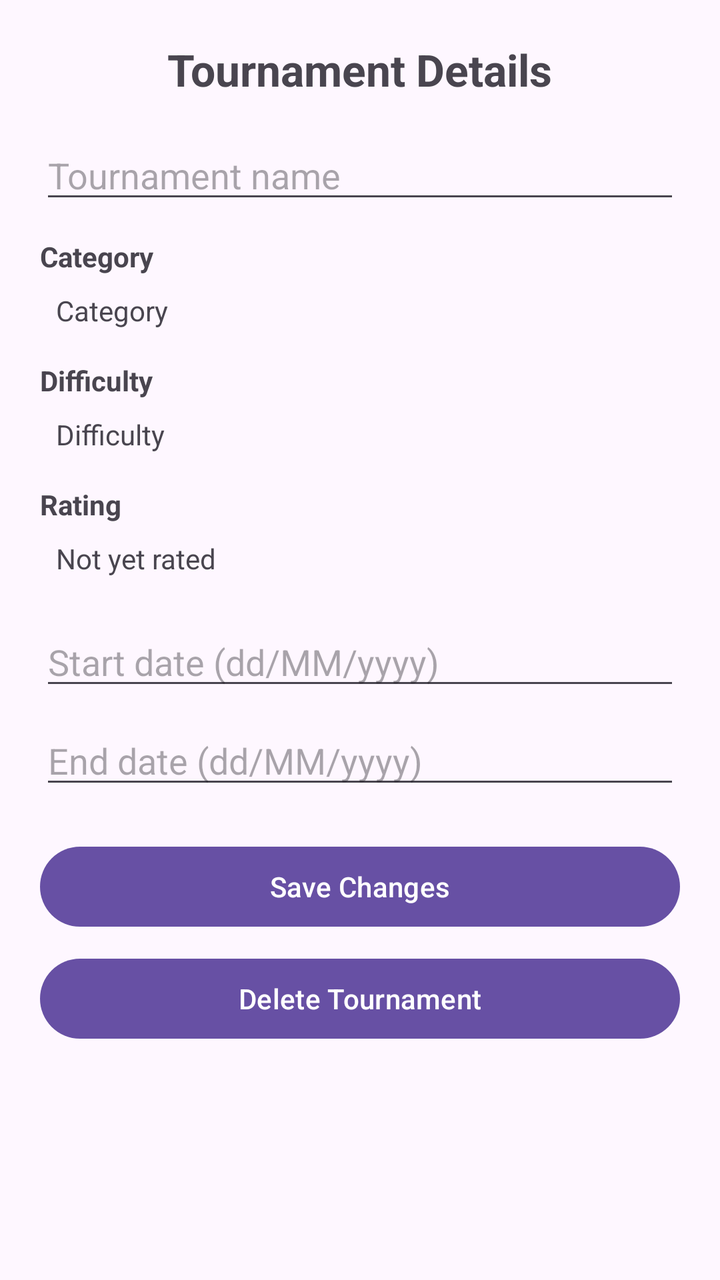
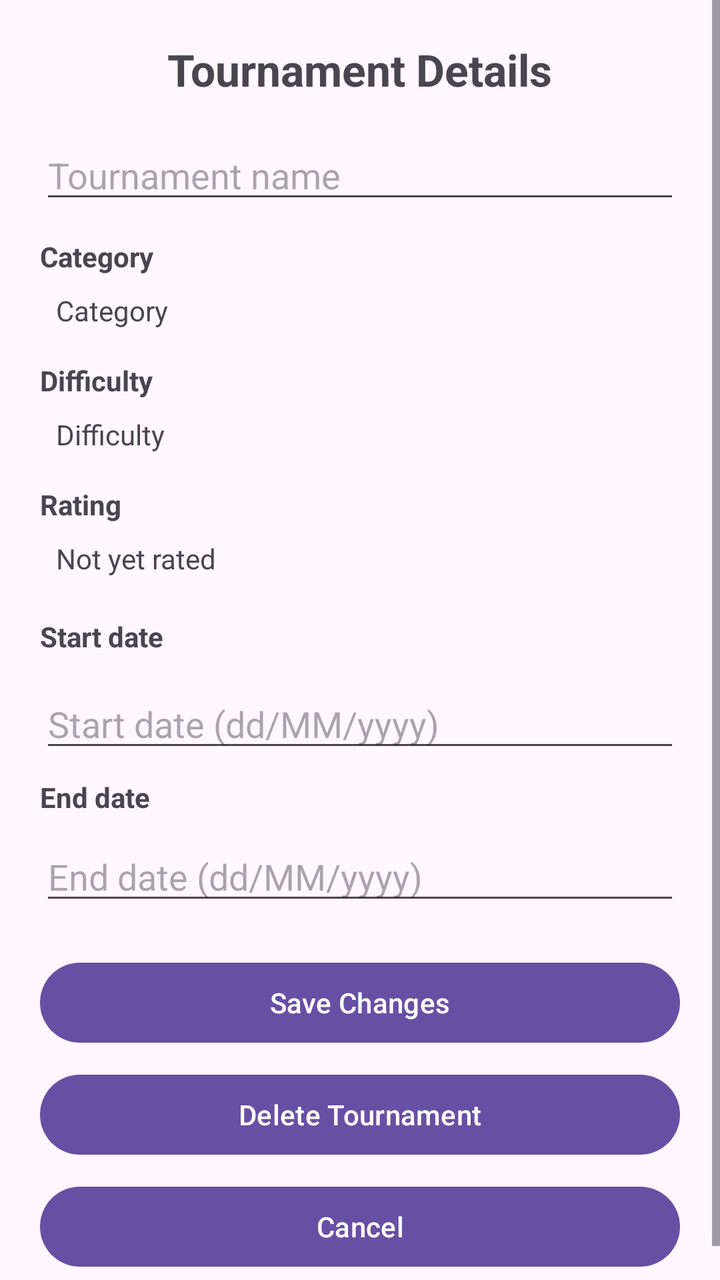

An Android layout rendered at two revisions. The XML below is the earlier revision; the diff shows what the commit changed to produce the second picture.
<!-- AndroidManifest.xml: application theme Theme.GregsQuizApp -->
<!-- res/layout/activity_admin_view_selected_quiz_tournament.xml -->
<?xml version="1.0" encoding="utf-8"?>
<ScrollView xmlns:android="http://schemas.android.com/apk/res/android"
    xmlns:tools="http://schemas.android.com/tools"
    android:id="@+id/main"
    android:layout_width="match_parent"
    android:layout_height="match_parent"
    android:fillViewport="true"
    tools:context=".Admin.Admin_View_Selected_Quiz_Tournament">

    <LinearLayout
        android:layout_width="match_parent"
        android:layout_height="wrap_content"
        android:orientation="vertical"
        android:padding="20dp">

        <TextView
            android:layout_width="wrap_content"
            android:layout_height="wrap_content"
            android:layout_gravity="center_horizontal"
            android:text="Tournament Details"
            android:textSize="22sp"
            android:textStyle="bold" />

        <EditText
            android:id="@+id/txtSelectedTournamentName"
            android:layout_width="match_parent"
            android:layout_height="wrap_content"
            android:layout_marginTop="16dp"
            android:hint="Tournament name"
            android:inputType="textCapSentences" />

        <TextView
            android:layout_width="match_parent"
            android:layout_height="wrap_content"
            android:layout_marginTop="12dp"
            android:text="Category"
            android:textStyle="bold" />

        <TextView
            android:id="@+id/txtSelectedTournamentCategory"
            android:layout_width="match_parent"
            android:layout_height="wrap_content"
            android:padding="8dp"
            android:text="Category" />

        <TextView
            android:layout_width="match_parent"
            android:layout_height="wrap_content"
            android:layout_marginTop="8dp"
            android:text="Difficulty"
            android:textStyle="bold" />

        <TextView
            android:id="@+id/txtSelectedTournamentDifficulty"
            android:layout_width="match_parent"
            android:layout_height="wrap_content"
            android:padding="8dp"
            android:text="Difficulty" />


        <TextView
            android:layout_width="match_parent"
            android:layout_height="wrap_content"
            android:layout_marginTop="8dp"
            android:text="Rating"
            android:textStyle="bold" />

        <TextView
            android:id="@+id/txtSelectedTournamentRating"
            android:layout_width="match_parent"
            android:layout_height="wrap_content"
            android:padding="8dp"
            android:text="Not yet rated" />

        <EditText
            android:id="@+id/txtSelectedTournamentStartDate"
            android:layout_width="match_parent"
            android:layout_height="wrap_content"
            android:layout_marginTop="12dp"
            android:focusable="false"
            android:hint="Start date (dd/MM/yyyy)" />

        <EditText
            android:id="@+id/txtSelectedTournamentEndDate"
            android:layout_width="match_parent"
            android:layout_height="wrap_content"
            android:layout_marginTop="8dp"
            android:focusable="false"
            android:hint="End date (dd/MM/yyyy)" />

        <Button
            android:id="@+id/btnSaveTournamentChanges"
            android:layout_width="match_parent"
            android:layout_height="wrap_content"
            android:layout_marginTop="20dp"
            android:text="Save Changes" />

        <Button
            android:id="@+id/btnDeleteTournament"
            android:layout_width="match_parent"
            android:layout_height="wrap_content"
            android:layout_marginTop="8dp"
            android:text="Delete Tournament" />

    </LinearLayout>
</ScrollView>
<!-- resources referenced by this layout -->
<resources>
  <style name="Theme.GregsQuizApp" parent="Base.Theme.GregsQuizApp" />
  <style name="Base.Theme.GregsQuizApp" parent="Theme.Material3.DayNight.NoActionBar">
          
          
      </style>
</resources>

<!-- the commit's change to res/layout/activity_admin_view_selected_quiz_tournament.xml (unified diff, before → after) -->
@@ -72,6 +72,13 @@
             android:padding="8dp"
             android:text="Not yet rated" />
 
+        <TextView
+            android:layout_width="match_parent"
+            android:layout_height="wrap_content"
+            android:layout_marginTop="12dp"
+            android:text="Start date"
+            android:textStyle="bold" />
+
         <EditText
             android:id="@+id/txtSelectedTournamentStartDate"
             android:layout_width="match_parent"
@@ -79,6 +86,13 @@
             android:layout_marginTop="12dp"
             android:focusable="false"
             android:hint="Start date (dd/MM/yyyy)" />
+
+        <TextView
+            android:layout_width="match_parent"
+            android:layout_height="wrap_content"
+            android:layout_marginTop="8dp"
+            android:text="End date"
+            android:textStyle="bold" />
 
         <EditText
             android:id="@+id/txtSelectedTournamentEndDate"
@@ -102,5 +116,12 @@
             android:layout_marginTop="8dp"
             android:text="Delete Tournament" />
 
+        <Button
+            android:id="@+id/btnCancelTournament"
+            android:layout_width="match_parent"
+            android:layout_height="wrap_content"
+            android:layout_marginTop="8dp"
+            android:text="Cancel" />
+
     </LinearLayout>
 </ScrollView>
